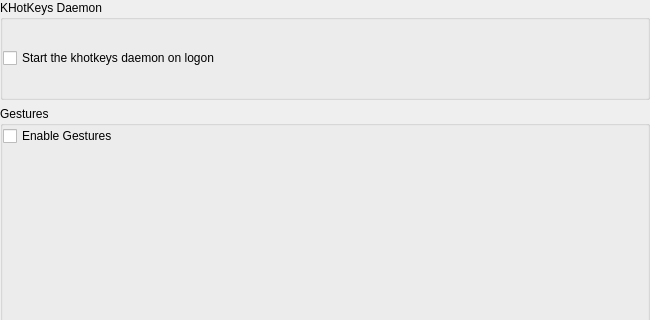
Qt form kcm_hotkeys/global_settings_widget.ui (KDE/khotkeys) before a commit; both pictures show x 0 to 650 and y 0 to 320 of the 650 by 729 pixel window.
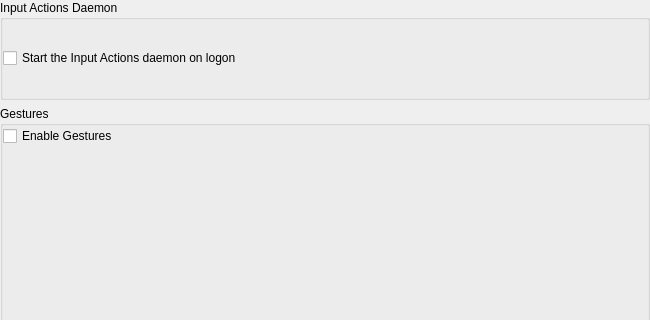
The same form after that commit.

Commit message:
Only show Input Action in the gui
BUG:164279

```diff
--- a/kcm_hotkeys/global_settings_widget.ui
+++ b/kcm_hotkeys/global_settings_widget.ui
@@ -29,7 +29,7 @@
       </size>
      </property>
      <property name="title">
-      <string>KHotKeys Daemon</string>
+      <string>Input Actions Daemon</string>
      </property>
      <layout class="QVBoxLayout" name="verticalLayout">
       <property name="margin">
@@ -38,7 +38,7 @@
       <item>
        <widget class="QCheckBox" name="enabled">
         <property name="text">
-         <string>Start the khotkeys daemon on logon</string>
+         <string>Start the Input Actions daemon on logon</string>
         </property>
        </widget>
       </item>
```
The commit also changes 1 other file.
